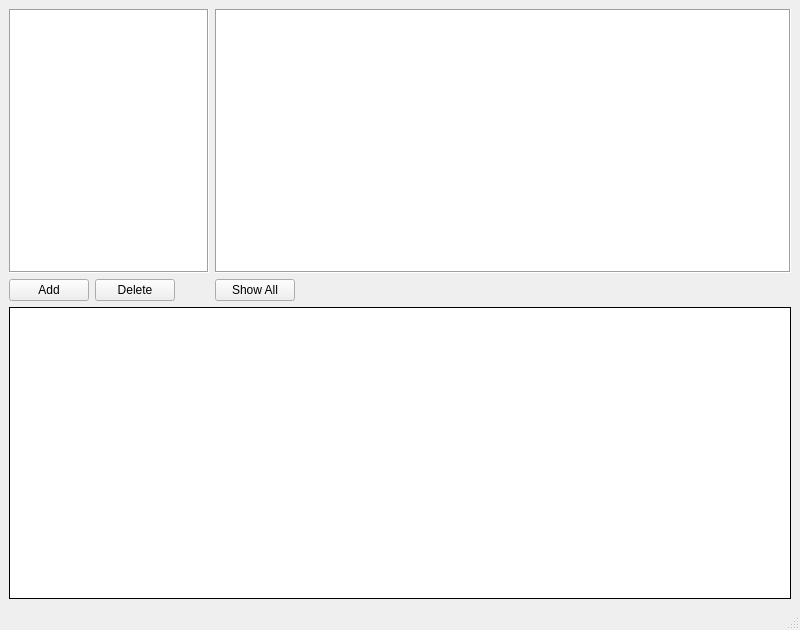
First picture: the form in mainwindow.ui, repository eloranta/VibeFood, before the edit.
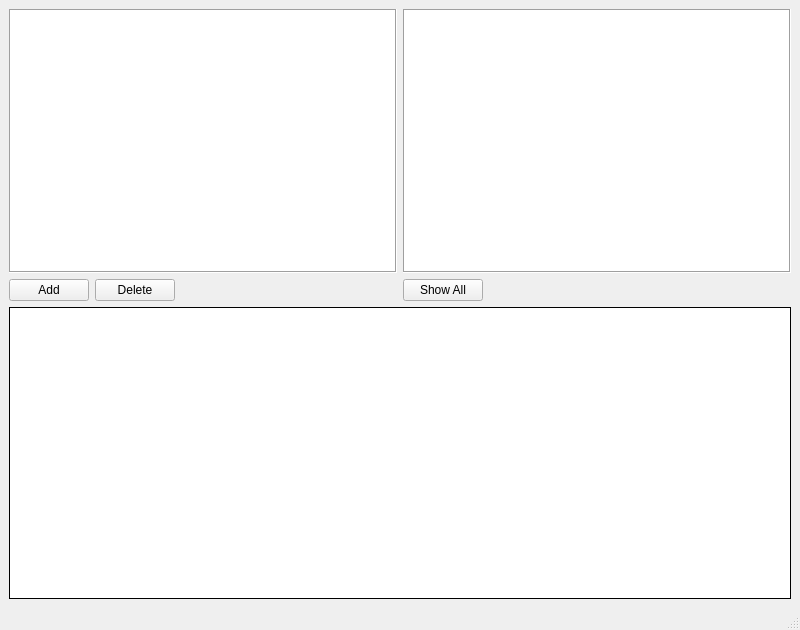
Second picture: the form after the edit.

Commit message: change food_id fields width

Patch:
```diff
--- a/mainwindow.ui
+++ b/mainwindow.ui
@@ -18,40 +18,7 @@
     <item row="0" column="0">
      <layout class="QHBoxLayout" name="horizontalLayout_2">
       <item>
-       <widget class="QWidget" name="widget" native="true">
-        <property name="minimumSize">
-         <size>
-          <width>200</width>
-          <height>0</height>
-         </size>
-        </property>
-        <property name="maximumSize">
-         <size>
-          <width>200</width>
-          <height>16777215</height>
-         </size>
-        </property>
-        <layout class="QGridLayout" name="gridLayout_2">
-         <property name="leftMargin">
-          <number>0</number>
-         </property>
-         <property name="topMargin">
-          <number>0</number>
-         </property>
-         <property name="rightMargin">
-          <number>0</number>
-         </property>
-         <property name="bottomMargin">
-          <number>0</number>
-         </property>
-         <property name="spacing">
-          <number>0</number>
-         </property>
-         <item row="0" column="0">
           <layout class="QVBoxLayout" name="verticalLayout">
-           <property name="spacing">
-            <number>6</number>
-           </property>
            <item>
             <widget class="QTableView" name="foodView">
              <property name="frameShape">
@@ -97,9 +64,6 @@
             </layout>
            </item>
           </layout>
-         </item>
-        </layout>
-       </widget>
       </item>
       <item>
        <layout class="QVBoxLayout" name="verticalLayout_2">
```
Lines whose indentation alone changed are shown as unchanged. The commit also changes 1 other file.
